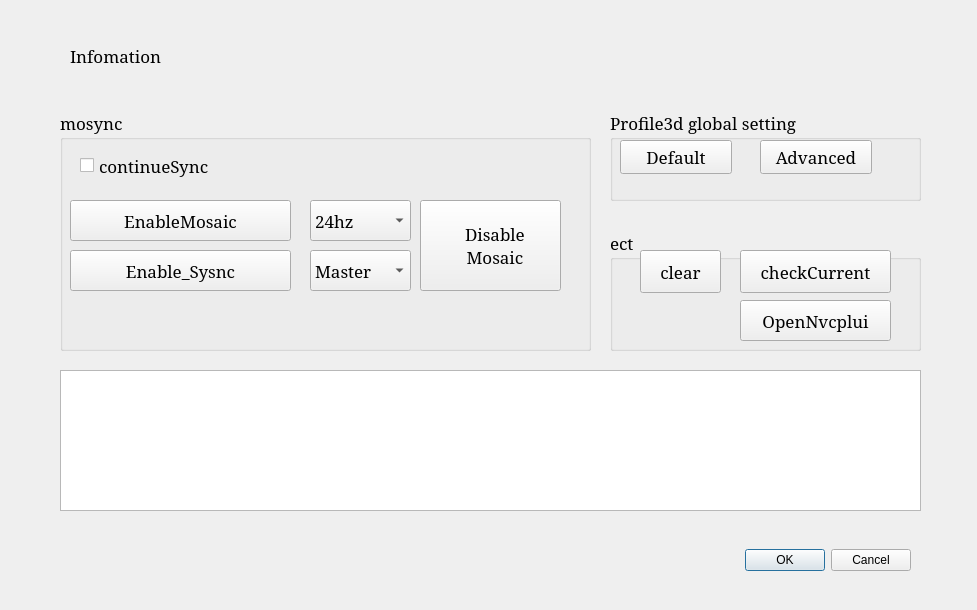
Old version of the form test.ui in the repository thissak/QtMosaic.
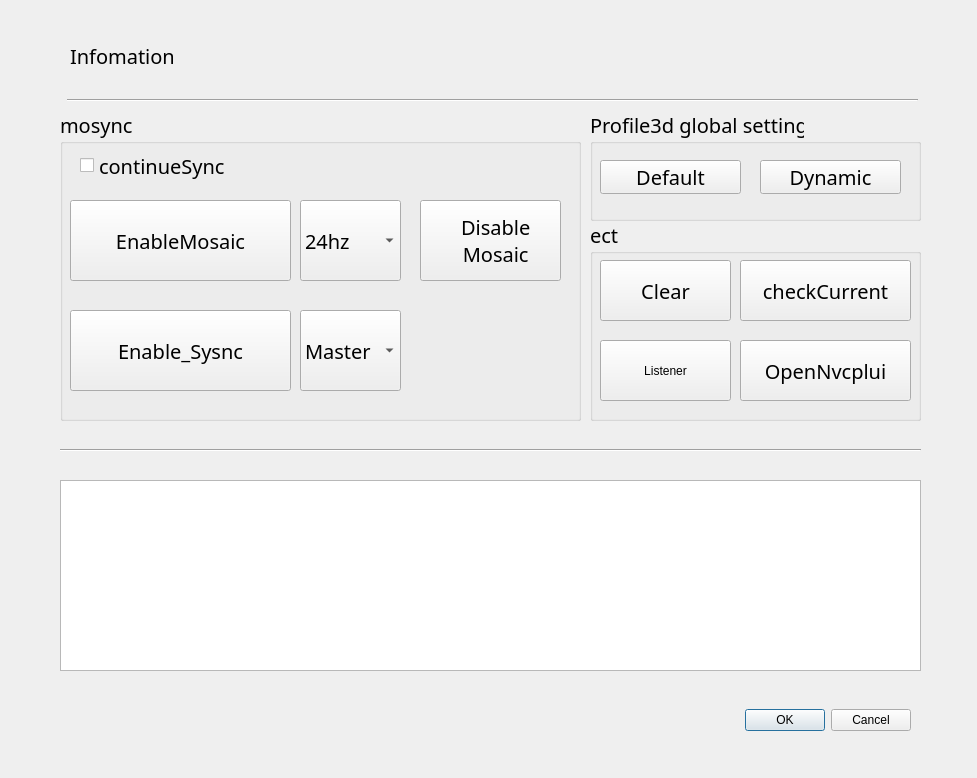
New version of the form. Icons and pictures are not drawn.

```diff
--- a/test.ui
+++ b/test.ui
@@ -7,25 +7,25 @@
     <x>0</x>
     <y>0</y>
     <width>977</width>
-    <height>610</height>
+    <height>778</height>
    </rect>
   </property>
   <property name="minimumSize">
    <size>
     <width>977</width>
-    <height>0</height>
+    <height>778</height>
    </size>
   </property>
   <property name="maximumSize">
    <size>
     <width>977</width>
-    <height>16777215</height>
+    <height>778</height>
    </size>
   </property>
   <property name="font">
    <font>
-    <family>Constantia</family>
-    <pointsize>13</pointsize>
+    <family>Bahnschrift Light</family>
+    <pointsize>15</pointsize>
     <weight>50</weight>
     <italic>false</italic>
     <bold>false</bold>
@@ -48,15 +48,15 @@
    <property name="geometry">
     <rect>
      <x>670</x>
-     <y>520</y>
+     <y>680</y>
      <width>241</width>
      <height>81</height>
     </rect>
    </property>
    <property name="font">
     <font>
-     <family>Constantia</family>
-     <pointsize>13</pointsize>
+     <family>Bahnschrift Light</family>
+     <pointsize>15</pointsize>
      <weight>50</weight>
      <italic>false</italic>
      <bold>false</bold>
@@ -78,10 +78,16 @@
      <height>51</height>
     </rect>
    </property>
+   <property name="maximumSize">
+    <size>
+     <width>931</width>
+     <height>52</height>
+    </size>
+   </property>
    <property name="font">
     <font>
-     <family>Constantia</family>
-     <pointsize>13</pointsize>
+     <family>Bahnschrift Light</family>
+     <pointsize>15</pointsize>
      <weight>50</weight>
      <italic>false</italic>
      <bold>false</bold>
@@ -95,15 +101,15 @@
    <property name="geometry">
     <rect>
      <x>60</x>
-     <y>370</y>
+     <y>480</y>
      <width>861</width>
-     <height>141</height>
+     <height>191</height>
     </rect>
    </property>
    <property name="font">
     <font>
-     <family>Constantia</family>
-     <pointsize>13</pointsize>
+     <family>Bahnschrift Light</family>
+     <pointsize>15</pointsize>
      <weight>50</weight>
      <italic>false</italic>
      <bold>false</bold>
@@ -115,14 +121,14 @@
     <rect>
      <x>60</x>
      <y>110</y>
-     <width>531</width>
-     <height>241</height>
+     <width>521</width>
+     <height>311</height>
     </rect>
    </property>
    <property name="font">
     <font>
-     <family>Constantia</family>
-     <pointsize>13</pointsize>
+     <family>Bahnschrift Light</family>
+     <pointsize>15</pointsize>
      <weight>50</weight>
      <italic>false</italic>
      <bold>false</bold>
@@ -137,13 +143,13 @@
       <x>360</x>
       <y>90</y>
       <width>141</width>
-      <height>91</height>
+      <height>81</height>
      </rect>
     </property>
     <property name="font">
      <font>
-      <family>Constantia</family>
-      <pointsize>13</pointsize>
+      <family>Bahnschrift Light</family>
+      <pointsize>15</pointsize>
       <weight>50</weight>
       <italic>false</italic>
       <bold>false</bold>
@@ -175,8 +181,8 @@
     </property>
     <property name="font">
      <font>
-      <family>Constantia</family>
-      <pointsize>13</pointsize>
+      <family>Bahnschrift Light</family>
+      <pointsize>15</pointsize>
       <weight>50</weight>
       <italic>false</italic>
       <bold>false</bold>
@@ -198,13 +204,13 @@
       <x>10</x>
       <y>90</y>
       <width>221</width>
-      <height>41</height>
+      <height>81</height>
      </rect>
     </property>
     <property name="font">
      <font>
-      <family>Constantia</family>
-      <pointsize>13</pointsize>
+      <family>Bahnschrift Light</family>
+      <pointsize>15</pointsize>
       <weight>50</weight>
       <italic>false</italic>
       <bold>false</bold>
@@ -228,15 +234,15 @@
     <property name="geometry">
      <rect>
       <x>10</x>
-      <y>140</y>
+      <y>200</y>
       <width>221</width>
-      <height>41</height>
+      <height>81</height>
      </rect>
     </property>
     <property name="font">
      <font>
-      <family>Constantia</family>
-      <pointsize>13</pointsize>
+      <family>Bahnschrift Light</family>
+      <pointsize>15</pointsize>
       <weight>50</weight>
       <italic>false</italic>
       <bold>false</bold>
@@ -259,16 +265,16 @@
    <widget class="QComboBox" name="combo_master">
     <property name="geometry">
      <rect>
-      <x>250</x>
-      <y>140</y>
+      <x>240</x>
+      <y>200</y>
       <width>101</width>
-      <height>41</height>
+      <height>81</height>
      </rect>
     </property>
     <property name="font">
      <font>
-      <family>Constantia</family>
-      <pointsize>13</pointsize>
+      <family>Bahnschrift Light</family>
+      <pointsize>15</pointsize>
       <weight>50</weight>
       <italic>false</italic>
       <bold>false</bold>
@@ -288,16 +294,16 @@
    <widget class="QComboBox" name="combo_hz">
     <property name="geometry">
      <rect>
-      <x>250</x>
+      <x>240</x>
       <y>90</y>
       <width>101</width>
-      <height>41</height>
+      <height>81</height>
      </rect>
     </property>
     <property name="font">
      <font>
-      <family>Constantia</family>
-      <pointsize>13</pointsize>
+      <family>Bahnschrift Light</family>
+      <pointsize>15</pointsize>
       <weight>50</weight>
       <italic>false</italic>
       <bold>false</bold>
@@ -328,10 +334,10 @@
   <widget class="QGroupBox" name="groupBox_2">
    <property name="geometry">
     <rect>
-     <x>610</x>
+     <x>590</x>
      <y>110</y>
-     <width>311</width>
-     <height>91</height>
+     <width>331</width>
+     <height>111</height>
     </rect>
    </property>
    <property name="title">
@@ -340,16 +346,16 @@
    <widget class="QPushButton" name="btn8_setAdvanced">
     <property name="geometry">
      <rect>
-      <x>150</x>
-      <y>30</y>
-      <width>112</width>
+      <x>170</x>
+      <y>50</y>
+      <width>141</width>
       <height>34</height>
      </rect>
     </property>
     <property name="font">
      <font>
-      <family>Constantia</family>
-      <pointsize>13</pointsize>
+      <family>Bahnschrift Light</family>
+      <pointsize>15</pointsize>
       <weight>50</weight>
       <italic>false</italic>
       <bold>false</bold>
@@ -359,7 +365,7 @@
      <string>Workstation App - Advanced Streaming</string>
     </property>
     <property name="text">
-     <string>Advanced</string>
+     <string>Dynamic</string>
     </property>
     <property name="icon">
      <iconset>
@@ -370,15 +376,15 @@
     <property name="geometry">
      <rect>
       <x>10</x>
-      <y>30</y>
-      <width>112</width>
+      <y>50</y>
+      <width>141</width>
       <height>34</height>
      </rect>
     </property>
     <property name="font">
      <font>
-      <family>Constantia</family>
-      <pointsize>13</pointsize>
+      <family>Bahnschrift Light</family>
+      <pointsize>15</pointsize>
       <weight>50</weight>
       <italic>false</italic>
       <bold>false</bold>
@@ -399,10 +405,10 @@
   <widget class="QGroupBox" name="groupBox_3">
    <property name="geometry">
     <rect>
-     <x>610</x>
-     <y>230</y>
-     <width>311</width>
-     <height>121</height>
+     <x>590</x>
+     <y>220</y>
+     <width>331</width>
+     <height>201</height>
     </rect>
    </property>
    <property name="title">
@@ -411,16 +417,16 @@
    <widget class="QPushButton" name="btn6_openNvcpl">
     <property name="geometry">
      <rect>
-      <x>130</x>
-      <y>70</y>
-      <width>151</width>
-      <height>41</height>
+      <x>150</x>
+      <y>120</y>
+      <width>171</width>
+      <height>61</height>
      </rect>
     </property>
     <property name="font">
      <font>
-      <family>Constantia</family>
-      <pointsize>13</pointsize>
+      <family>Bahnschrift Light</family>
+      <pointsize>15</pointsize>
       <weight>50</weight>
       <italic>false</italic>
       <bold>false</bold>
@@ -440,28 +446,34 @@
    <widget class="QPushButton" name="btn2_clear">
     <property name="geometry">
      <rect>
-      <x>30</x>
-      <y>20</y>
-      <width>81</width>
-      <height>43</height>
+      <x>10</x>
+      <y>40</y>
+      <width>131</width>
+      <height>61</height>
      </rect>
     </property>
+    <property name="sizePolicy">
+     <sizepolicy hsizetype="Minimum" vsizetype="Preferred">
+      <horstretch>0</horstretch>
+      <verstretch>0</verstretch>
+     </sizepolicy>
+    </property>
     <property name="minimumSize">
      <size>
       <width>0</width>
-      <height>43</height>
+      <height>0</height>
      </size>
     </property>
     <property name="maximumSize">
      <size>
       <width>16777215</width>
-      <height>43</height>
+      <height>50000</height>
      </size>
     </property>
     <property name="font">
      <font>
-      <family>Constantia</family>
-      <pointsize>13</pointsize>
+      <family>Bahnschrift Light</family>
+      <pointsize>15</pointsize>
       <weight>50</weight>
       <italic>false</italic>
       <bold>false</bold>
@@ -471,7 +483,7 @@
      <string>Log clear</string>
     </property>
     <property name="text">
-     <string>clear</string>
+     <string>Clear</string>
     </property>
     <property name="icon">
      <iconset>
@@ -481,10 +493,10 @@
    <widget class="QPushButton" name="btn3_current">
     <property name="geometry">
      <rect>
-      <x>130</x>
-      <y>20</y>
-      <width>151</width>
-      <height>43</height>
+      <x>150</x>
+      <y>40</y>
+      <width>171</width>
+      <height>61</height>
      </rect>
     </property>
     <property name="minimumSize">
@@ -496,13 +508,13 @@
     <property name="maximumSize">
      <size>
       <width>16777215</width>
-      <height>43</height>
+      <height>500</height>
      </size>
     </property>
     <property name="font">
      <font>
-      <family>Constantia</family>
-      <pointsize>13</pointsize>
+      <family>Bahnschrift Light</family>
+      <pointsize>15</pointsize>
       <weight>50</weight>
       <italic>false</italic>
       <bold>false</bold>
@@ -519,6 +531,52 @@
       <normaloff>icons/icons8-tape-drive-96.png</normaloff>icons/icons8-tape-drive-96.png</iconset>
     </property>
    </widget>
+   <widget class="QPushButton" name="btn7_openLisoner">
+    <property name="enabled">
+     <bool>true</bool>
+    </property>
+    <property name="geometry">
+     <rect>
+      <x>10</x>
+      <y>120</y>
+      <width>131</width>
+      <height>61</height>
+     </rect>
+    </property>
+    <property name="text">
+     <string>Listener</string>
+    </property>
+    <property name="icon">
+     <iconset>
+      <normaloff>icons/Default.ico</normaloff>icons/Default.ico</iconset>
+    </property>
+   </widget>
+  </widget>
+  <widget class="Line" name="line">
+   <property name="geometry">
+    <rect>
+     <x>60</x>
+     <y>440</y>
+     <width>861</width>
+     <height>20</height>
+    </rect>
+   </property>
+   <property name="orientation">
+    <enum>Qt::Horizontal</enum>
+   </property>
+  </widget>
+  <widget class="Line" name="line_2">
+   <property name="geometry">
+    <rect>
+     <x>67</x>
+     <y>90</y>
+     <width>851</width>
+     <height>20</height>
+    </rect>
+   </property>
+   <property name="orientation">
+    <enum>Qt::Horizontal</enum>
+   </property>
   </widget>
  </widget>
  <resources/>
```
Left out of the diff: 3 changed lines with no effect on the pictures.
